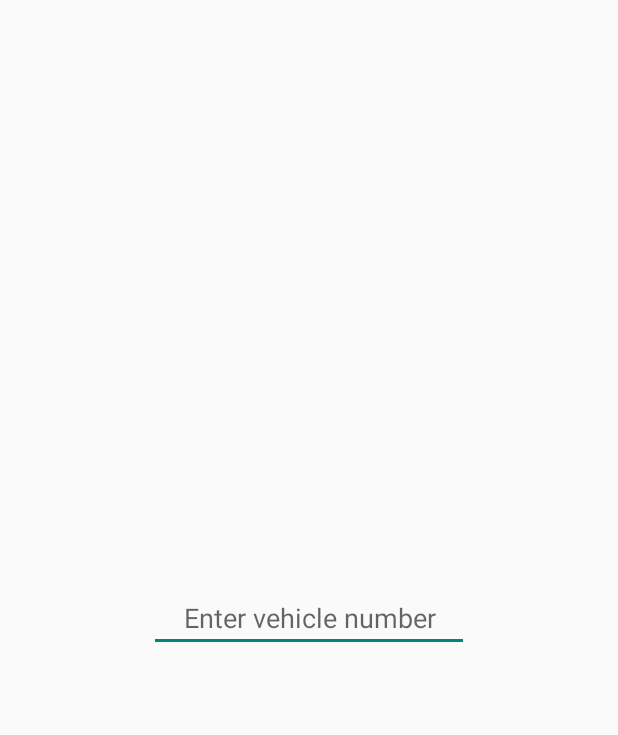
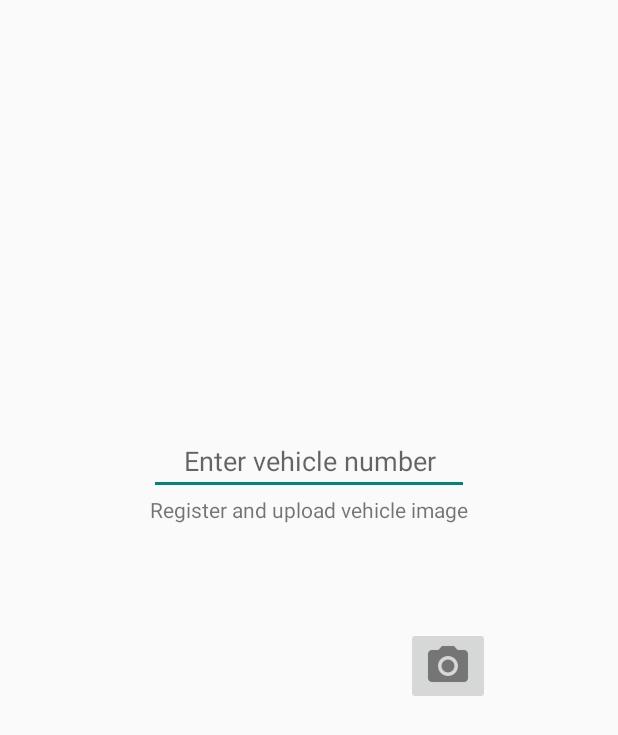
Before and after one commit to praseedm/IOV-Cloud, an Android app: the screen it shows after launch (LoginActivity), on a phone screen of 412 x 824 dp. Shown: the top 735 px of the screen. Run offline under Robolectric (Android 15) with nearby library versions, the phone set to English and light mode, and no system bars; our stand-ins replace Firebase (no records; nobody signed in at launch, a user with empty details on screens opened directly); pictures from the network do not load.

Commit message:
Vehicle photo added

```diff
--- a/app/build.gradle
+++ b/app/build.gradle
@@ -31,6 +31,8 @@ dependencies {
     compile 'com.google.android.gms:play-services-location:10.2.6'
     compile 'com.google.firebase:firebase-auth:10.2.6'
     compile 'com.google.android.gms:play-services-auth:10.2.6'
+    compile 'com.google.firebase:firebase-storage:10.2.6'
+    compile 'com.github.bumptech.glide:glide:3.7.0'
     testCompile 'junit:junit:4.12'
 }
 
--- a/app/src/main/java/models/Constants.java
+++ b/app/src/main/java/models/Constants.java
@@ -1,10 +1,11 @@
 package models;
 
 public class Constants {
-
-    public static String userRef = "users";
+    public static String vehicleRef = "vehicles";
     public static String dataRef = "location_data";
     public static String singleRef = "current_location";
+    public static String imageRef = "vehicleImg";
+    public static String photoRef = "photoUri";
     // Default //
     public static String PhotoUrl = "https://lh3.googleusercontent.com/-A0bLEiTO2pE/AAAAAAAAAAI/AAAAAAAAAII/ZMgW6UatRBM/s96-c/photo.jpg;";
 }
--- a/app/src/main/res/layout/activity_login.xml
+++ b/app/src/main/res/layout/activity_login.xml
@@ -18,6 +18,7 @@
         android:hint="Enter vehicle number"
         android:textAlignment="center"/>
 
+
     <Button
         android:visibility="gone"
         android:id="@+id/loginb"
@@ -30,6 +31,41 @@
         android:textStyle="bold"
         android:onClick="login"
         />
+    <TextView
+        android:layout_width="wrap_content"
+        android:layout_height="wrap_content"
+        android:layout_gravity="center"
+        android:text="Register and upload vehicle image"/>
+
+    <LinearLayout
+        android:orientation="horizontal"
+        android:layout_width="match_parent"
+        android:layout_height="wrap_content"
+        android:gravity="center">
+        <ImageView
+            android:layout_width="180dp"
+            android:layout_height="180dp"
+            android:layout_marginTop="10dp"
+            android:id="@+id/imageview"/>
+        <ImageButton
+            android:layout_marginLeft="5dp"
+            android:layout_width="wrap_content"
+            android:layout_height="wrap_content"
+            android:layout_alignLeft="@+id/imageview"
+            android:src="@drawable/ic_galary"
+            android:onClick="picUpload"
+            />
+    </LinearLayout>
+
+    <Button
+        android:layout_width="wrap_content"
+        android:layout_height="wrap_content"
+        android:text="DONE"
+        android:layout_marginTop="20dp"
+        android:visibility="gone"
+        android:onClick="registered"
+        android:id="@+id/bDone"/>
+
 
     <ProgressBar
         android:layout_marginTop="20dp"
```
Also changed, not shown: app/src/main/java/com/example/master/proto1/LoginActivity.java (+89 -19 lines), app/src/main/java/services/ImageCompress.java (added, +47 -0 lines), app/src/main/res/drawable-hdpi/ic_galary.png (added), app/src/main/res/drawable-mdpi/ic_galary.png (added), app/src/main/res/drawable-xhdpi/ic_galary.png (added), app/src/main/res/drawable-xxhdpi/ic_galary.png (added).
